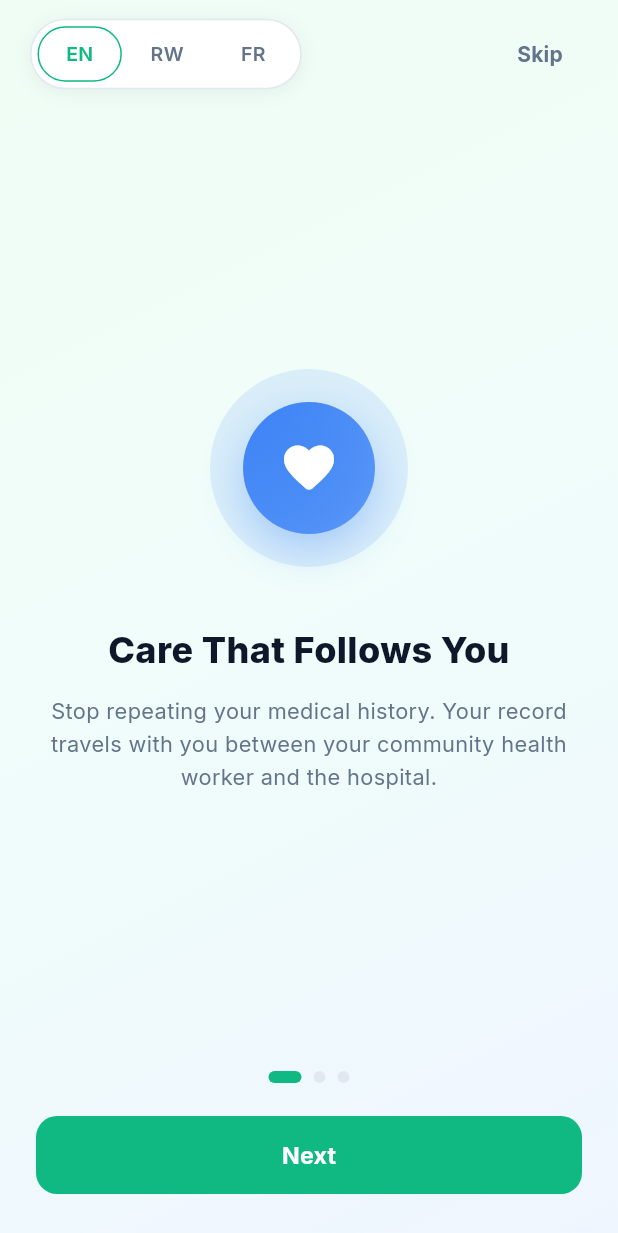
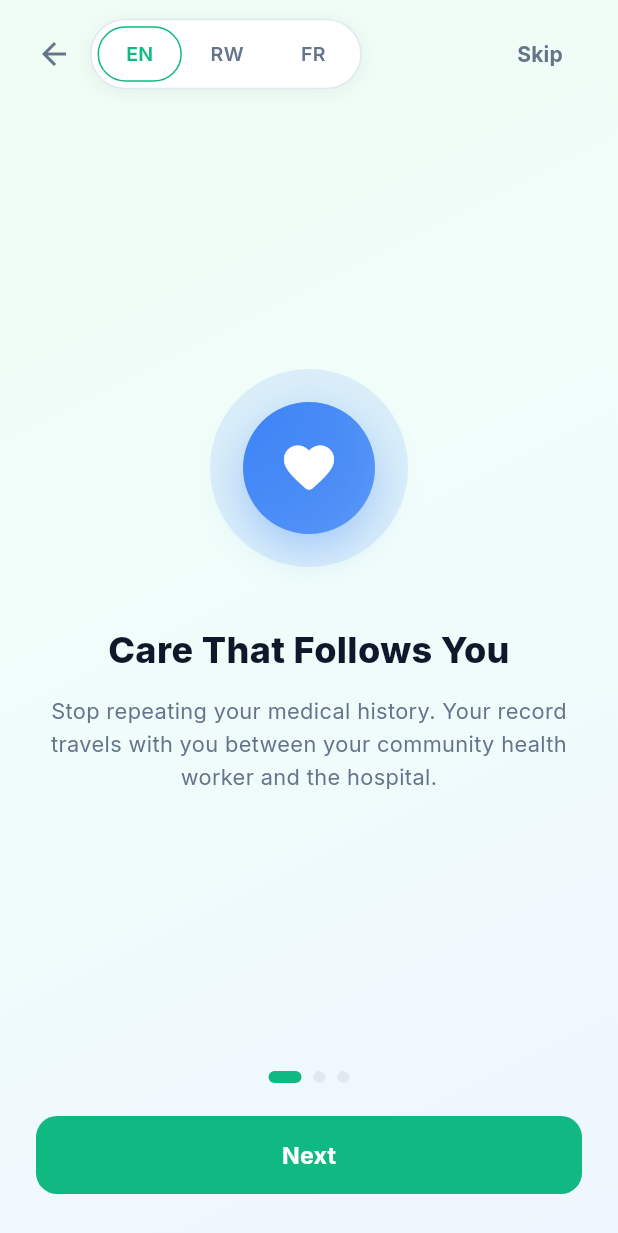
Before and after one commit to b-sandrine/Ubuzima_connect, a Flutter app: the _OnboardingView screen opened directly, on a phone screen of 412 x 824 dp. Shown: the top 1233 px of the screen. Run offline on Flutter 3.47's test engine with Material 3 defaults, Android fonts, the light colour scheme and no system bars; our stand-ins replace bloc, cached_network_image, cloud_firestore, connectivity_plus, dartz, equatable and 15 more; accounts and stored records are empty.

Commit message:
Add PAT-02b, SETTINGS-01, OFFLINE-01, TUTORIAL-01, PAT-05

```diff
--- a/lib/features/onboarding/presentation/pages/onboarding_page.dart
+++ b/lib/features/onboarding/presentation/pages/onboarding_page.dart
@@ -96,14 +96,29 @@ class _OnboardingViewState extends State<_OnboardingView> {
             builder: (context, state) {
               final isLast = state.pageIndex == slides.length - 1;
 
+              final canGoBack = Navigator.of(context).canPop();
+
               return Column(
                 children: [
                   Padding(
-                    padding: const EdgeInsets.fromLTRB(20, 12, 20, 0),
+                    padding: const EdgeInsets.fromLTRB(12, 12, 20, 0),
                     child: Row(
                       mainAxisAlignment: MainAxisAlignment.spaceBetween,
                       children: [
-                        const LanguageSwitcher(),
+                        Row(
+                          children: [
+                            if (canGoBack)
+                              IconButton(
+                                onPressed: () =>
+                                    Navigator.of(context).maybePop(),
+                                icon: const Icon(
+                                  Icons.arrow_back,
+                                  color: AppColors.textSecondary,
+                                ),
+                              ),
+                            const LanguageSwitcher(),
+                          ],
+                        ),
                         TextButton(
                           onPressed: state.isFinishing
                               ? null
```
